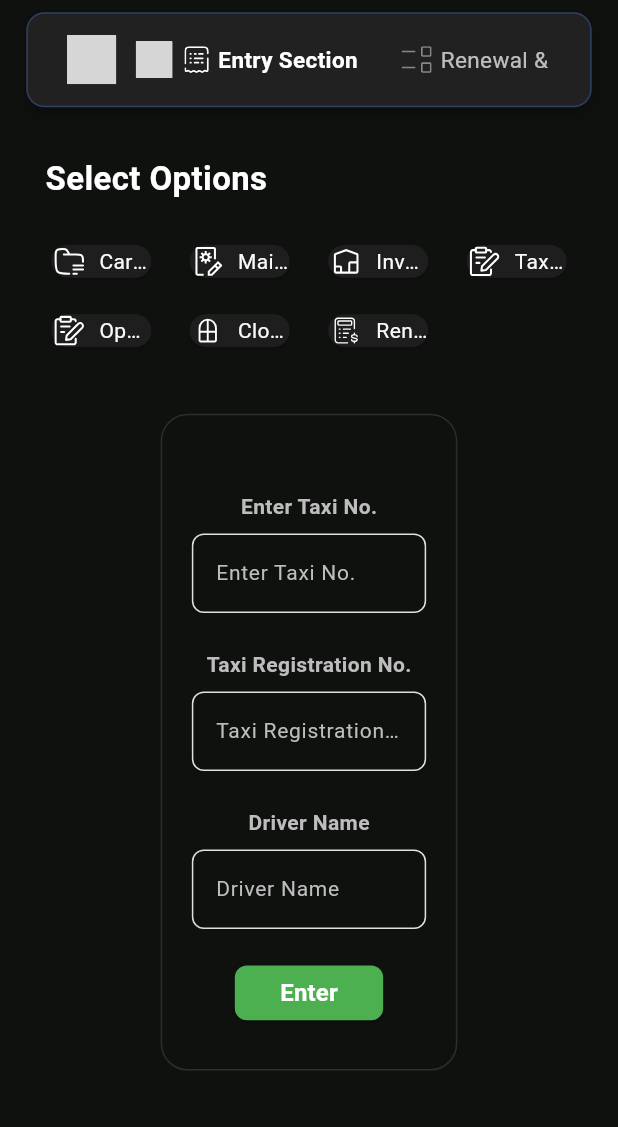
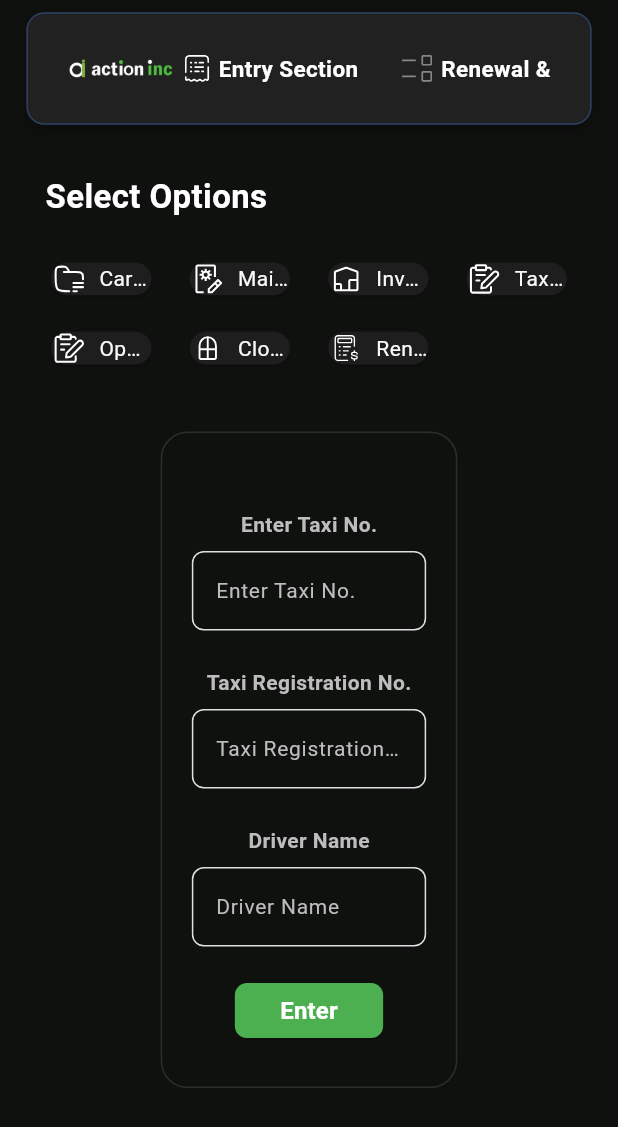
Before and after one commit to actionapps23/Action-Inc-Taxi-App, a Flutter app: the SelectionScreen screen opened directly, on a phone screen of 412 x 824 dp. Shown: the top 1127 px of the screen. Run offline on Flutter 3.47's test engine with Material 3 defaults, Android fonts, the phone set to English and light mode, and no system bars; our stand-ins replace cloud_firestore, equatable, firebase_core, flutter_bloc, flutter_hooks, flutter_screenutil and 1 more; accounts and stored records are empty; grey boxes are pictures that could not be loaded.

Commit message:
In Progress

```diff
--- a/action_inc_taxi_app/lib/core/theme/app_assets.dart
+++ b/action_inc_taxi_app/lib/core/theme/app_assets.dart
@@ -6,6 +6,7 @@ class AppAssets {
   // Logos
   static const logo = '${baseLogoPath}logo.svg';
   static const logoText = '${baseLogoPath}logo_text.svg';
+  static const completeLogo = '${baseLogoPath}complete_logo.svg';
 
   // Icons
   static const carDetailsIcon = '${baseIconPath}car_details.svg';
@@ -24,4 +25,5 @@ class AppAssets {
   // Images
 
   static const userAvatar = '${baseImagePath}user_avatar.png';
+  static const logoPNG = '${baseImagePath}logo.png';
 }
--- a/action_inc_taxi_app/lib/core/widgets/navbar/navbar.dart
+++ b/action_inc_taxi_app/lib/core/widgets/navbar/navbar.dart
@@ -8,7 +8,6 @@ import 'package:action_inc_taxi_app/core/widgets/snackbar/snackbar.dart';
 import 'package:action_inc_taxi_app/features/entry_section/renewal/renewal_and_status_screen.dart';
 import 'package:flutter/material.dart';
 import 'package:flutter_screenutil/flutter_screenutil.dart';
-import 'package:flutter_svg/svg.dart';
 
 class Navbar extends StatelessWidget {
   const Navbar({super.key});
@@ -35,11 +34,14 @@ class Navbar extends StatelessWidget {
         children: [
           // Logo and title
           Row(
+            mainAxisAlignment: MainAxisAlignment.center,
             children: [
-              // Logo (SVG or Image)
-              SvgPicture.asset(AppAssets.logo, height: 32.h),
-              SizedBox(width: 12.w),
-              SvgPicture.asset(AppAssets.logoText, height: 24.h),
+              Image.asset(
+                AppAssets.logoPNG,
+                width: 64.w,
+                height: 48.h,
+                fit: BoxFit.contain,
+              ),
             ],
           ),
           // Navigation - make this horizontally scrollable so it doesn't overflow
@@ -63,9 +65,10 @@ class Navbar extends StatelessWidget {
                   SizedBox(width: 12.w),
                   NavButton(
                     'Renewal & Status',
+                    selected: true,
                     icon: AppAssets.entryList,
                     onTap: () {
-                      Navigator.of(context).push(
+                      Navigator.of(context).pushReplacement(
                         MaterialPageRoute(
                           builder: (_) => RenewalAndStatusScreen(),
                         ),
--- a/action_inc_taxi_app/lib/features/entry_section/renewal/renewal_and_status_screen.dart
+++ b/action_inc_taxi_app/lib/features/entry_section/renewal/renewal_and_status_screen.dart
@@ -157,8 +157,9 @@ class _RenewalAndStatusScreenState extends State<RenewalAndStatusScreen> {
                                   >(
                                     builder: (context, state) {
                                       List<Map<String, dynamic>> rows = [];
-                                      if (state is RenewalAndStatusLoaded)
+                                      if (state is RenewalAndStatusLoaded) {
                                         rows = state.filteredRows;
+                                      }
                                       if (state is RenewalAndStatusLoading) {
                                         return const Center(
                                           child: CircularProgressIndicator(),
--- a/action_inc_taxi_app/lib/features/entry_section/rent/daily_rent_collection_info_screen.dart
+++ b/action_inc_taxi_app/lib/features/entry_section/rent/daily_rent_collection_info_screen.dart
@@ -4,6 +4,7 @@ import 'package:action_inc_taxi_app/core/theme/app_colors.dart';
 import 'package:action_inc_taxi_app/core/widgets/buttons/app_outline_button.dart';
 import 'package:action_inc_taxi_app/core/widgets/common/tab_button.dart';
 import 'package:action_inc_taxi_app/core/widgets/tabbar/tabbar.dart';
+import 'package:action_inc_taxi_app/cubit/car_detail_cubit.dart';
 import 'package:action_inc_taxi_app/features/entry_section/renewal/renewal_dates_screen.dart';
 import 'package:flutter/material.dart';
 import 'package:flutter_screenutil/flutter_screenutil.dart';
@@ -1054,6 +1055,9 @@ class _DailyRentCollectionInfoScreenState
                           _updateDraftFromControllers();
                           // persist the draft so returning later restores values
                           await _cubit.saveDraft();
+                          if (context.mounted) {
+                            context.read<CarDetailCubit>().selectTab(1);
+                          }
                         },
                         backgroundColor: Colors.green,
                         textColor: AppColors.buttonText,
```
Also changed, not shown: action_inc_taxi_app/lib/cubit/car_detail_cubit.dart (added, +17 -0 lines), action_inc_taxi_app/lib/cubit/car_detail_state.dart (added, +25 -0 lines), action_inc_taxi_app/lib/features/auth/login_screen.dart (+7 -22 lines), action_inc_taxi_app/lib/features/entry_section/car_detail_main_screen.dart (+29 -13 lines), action_inc_taxi_app/assets/images/logo.png (added), action_inc_taxi_app/assets/logo/complete_logo.svg (added).
